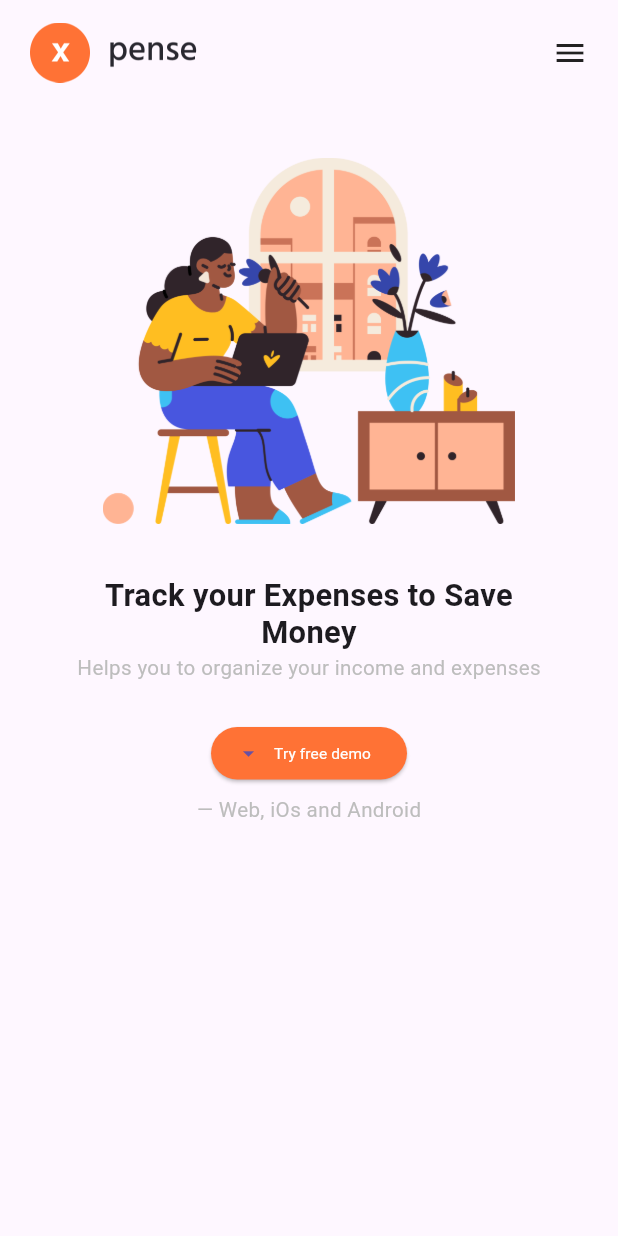
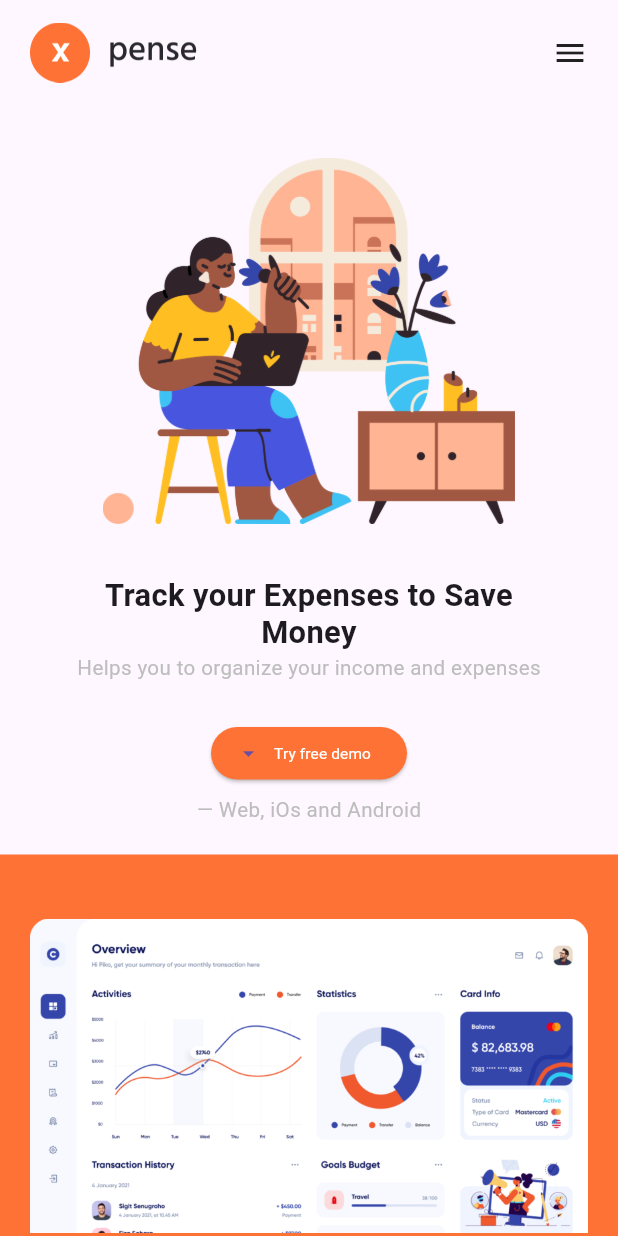
Before and after one commit to TheScriptRailoth/Xpense-web, a Flutter app: the screen it shows after launch, on a phone screen of 412 x 824 dp. Run offline on Flutter 3.47's test engine with Material 3 defaults, Android fonts, the phone set to English and light mode, and no system bars; our stand-ins replace google_fonts, responsive_builder.

Commit message:
EXPENSE: Added Second Screen for mobile
Signed-off-by: Ashutosh <am3718440@gmail.com>

```diff
--- a/lib/pages/containers/second_container.dart
+++ b/lib/pages/containers/second_container.dart
@@ -103,6 +103,67 @@ class _SecondContainerState extends State<SecondContainer> {
   }
 
   Widget MobileSecondContainer(){
-    return Container();
+    return Container(
+      width: double.infinity,
+      decoration: BoxDecoration(
+        color: MyColors.primaryColor,
+      ),
+      child: Column(
+        children: [
+          Container(
+            padding: EdgeInsets.only(left: 20, right: 20, top: 20, bottom: 0),
+            child: Container(
+              width: double.infinity,
+              height: 255,
+              decoration: BoxDecoration(
+                  image: DecorationImage(image: AssetImage('assets/images/dashboard.png'),fit: BoxFit.contain)
+              ),
+            ),
+          ),
+          Container(
+            width: MediaQuery.sizeOf(context).width,
+            color: Colors.white,
+            padding: EdgeInsets.symmetric(vertical: 30),
+            child: Column(
+              // mainAxisAlignment: MainAxisAlignment.spaceBetween,
+              crossAxisAlignment: CrossAxisAlignment.center,
+              children: [
+                Container(
+                  margin: EdgeInsets.symmetric(vertical: 10),
+                  width: 120,
+                  height: 30,
+                  child: Image.asset(facebookLogo, fit: BoxFit.contain,),
+                ),
+                Container(
+                  margin: EdgeInsets.symmetric(vertical: 10),
+                  width: 120,
+                  height: 30,
+                  child: Image.asset(googleLogo, fit: BoxFit.contain,),
+                ),
+                Container(
+                  margin: EdgeInsets.symmetric(vertical: 10),
+                  width: 120,
+                  height: 30,
+                  child: Image.asset(cococolaLogo, fit: BoxFit.contain,),
+                ),
+                Container(
+                  margin: EdgeInsets.symmetric(vertical: 10),
+                  width: 120,
+                  height: 30,
+                  child: Image.asset(linkedInLogo, fit: BoxFit.contain,),
+                ),
+                Container(
+                  margin: EdgeInsets.symmetric(vertical: 10),
+                  width: 120,
+                  height: 30,
+                  child: Image.asset(samsungLogo, fit: BoxFit.contain,),
+                ),
+              ],
+            ),
+          )
+        ],
+      ),
+    );
   }
+
 }
```
